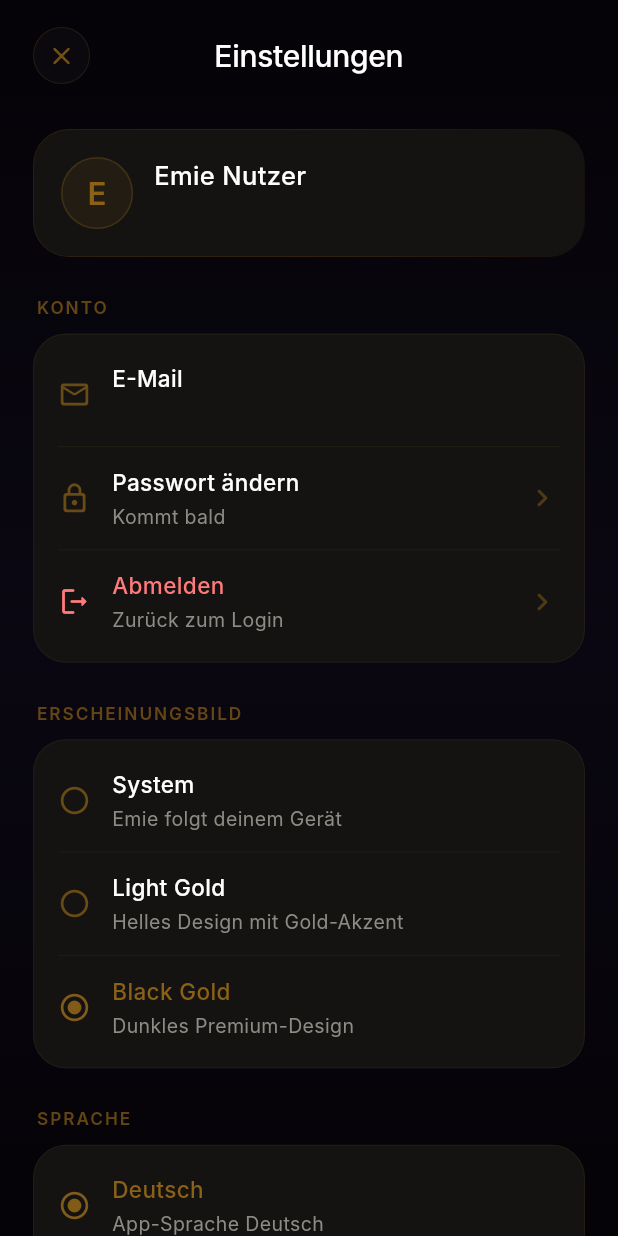
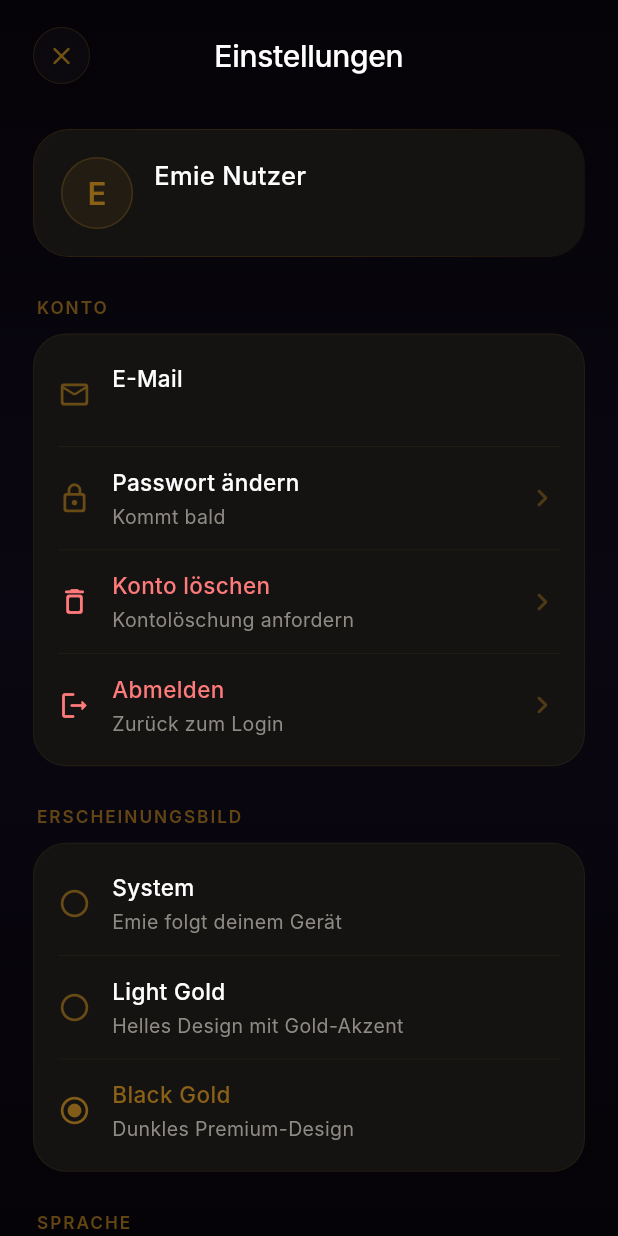
Before and after one commit to ai-emie/emie-app, a Flutter app: the SettingsScreen screen opened directly, on a phone screen of 412 x 824 dp. Run offline on Flutter 3.47's test engine with Material 3 defaults, Android fonts, the phone set to English and light mode, and no system bars; our stand-ins replace dio, flutter_markdown, flutter_secure_storage, google_sign_in, sign_in_with_apple; accounts and stored records are empty; Roboto replaces fonts that are missing (Inter).

Commit message:
Add account deletion link

```diff
--- a/lib/features/settings/presentation/screens/settings_screen.dart
+++ b/lib/features/settings/presentation/screens/settings_screen.dart
@@ -6,6 +6,7 @@
 
 import 'package:flutter/material.dart';
 import 'package:provider/provider.dart';
+import 'package:url_launcher/url_launcher.dart';
 
 import '../../../../state/session_store.dart';
 import '../../../auth/presentation/screens/auth_screen.dart';
@@ -72,6 +73,32 @@ class SettingsScreen extends StatelessWidget {
                     subtitle: t.comingSoon,
                     colors: c,
                     onTap: () {},
+                  ),
+                  _Divider(colors: c),
+                  _ActionTile(
+                    icon: Icons.delete_outline_rounded,
+                    title: t.deleteAccount,
+                    subtitle: t.requestDeletion,
+                    danger: true,
+                    colors: c,
+                    onTap: () async {
+                      final uri = Uri.parse(
+                        'https://emiso.ai/konto-loeschen.html',
+                      );
+
+                      final opened = await launchUrl(
+                        uri,
+                        mode: LaunchMode.externalApplication,
+                      );
+
+                      if (!opened && context.mounted) {
+                        ScaffoldMessenger.of(context).showSnackBar(
+                          SnackBar(
+                            content: Text(t.couldNotOpenDeletionPage),
+                          ),
+                        );
+                      }
+                    },
                   ),
                   _Divider(colors: c),
                   _ActionTile(
@@ -244,6 +271,12 @@ class _SettingsText {
   String get email => isDe ? 'E-Mail' : 'Email';
   String get changePassword => isDe ? 'Passwort ändern' : 'Change password';
   String get comingSoon => isDe ? 'Kommt bald' : 'Coming soon';
+  String get deleteAccount => isDe ? 'Konto löschen' : 'Delete account';
+  String get requestDeletion =>
+      isDe ? 'Kontolöschung anfordern' : 'Request account deletion';
+  String get couldNotOpenDeletionPage => isDe
+      ? 'Die Seite zur Kontolöschung konnte nicht geöffnet werden.'
+      : 'The account deletion page could not be opened.';
   String get logout => isDe ? 'Abmelden' : 'Log out';
   String get backToLogin => isDe ? 'Zurück zum Login' : 'Back to login';
   String get notLoaded => isDe ? 'Noch nicht geladen' : 'Not loaded yet';
--- a/pubspec.yaml
+++ b/pubspec.yaml
@@ -60,6 +60,7 @@ dependencies:
   # ------------------------------
   google_sign_in: ^6.2.1
   sign_in_with_apple: ^6.1.0
+  url_launcher: ^6.3.2
 
 dev_dependencies:
   flutter_test:
```
Also changed, not shown: pubspec.lock, 5 other files.
